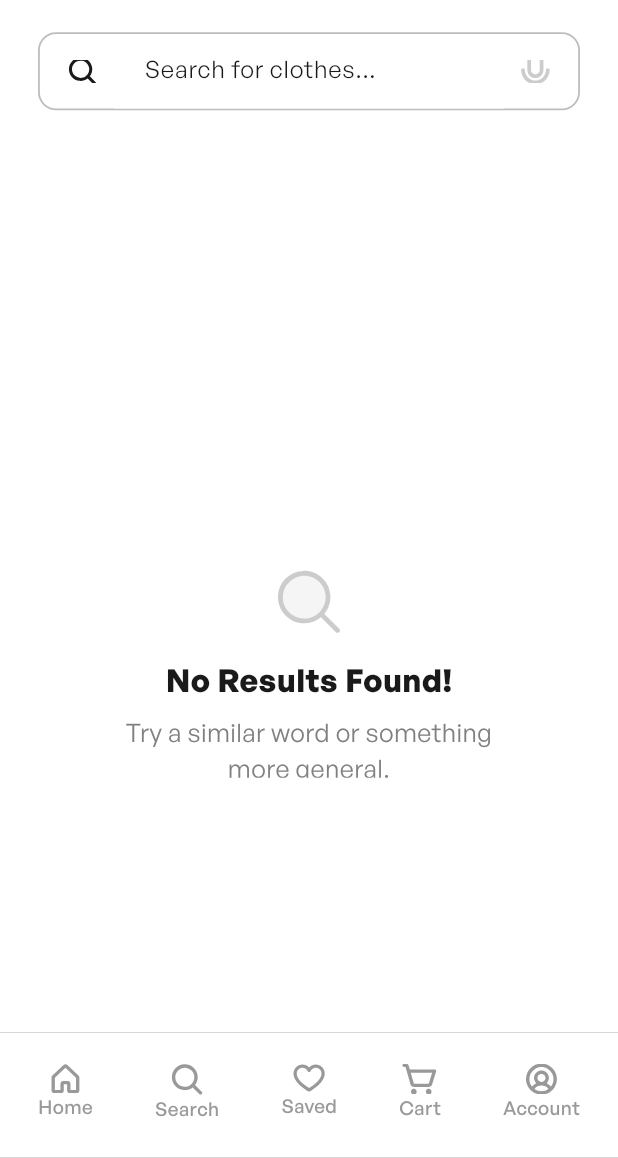
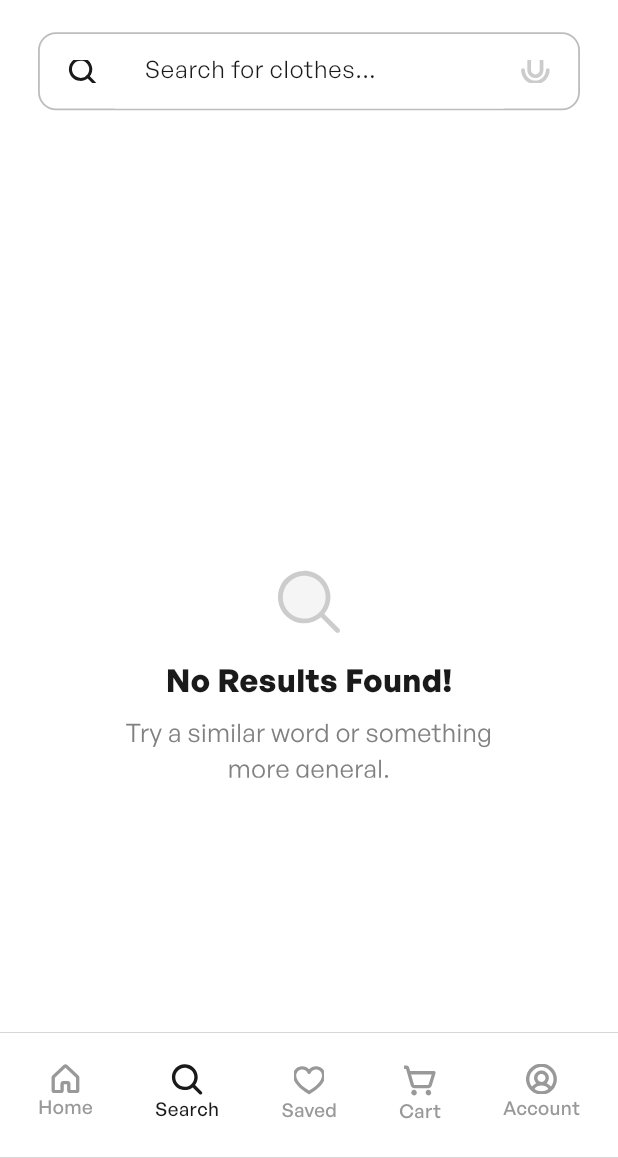
Before and after one commit to Javlonbek000/store-app, a Flutter app: the SearchView screen opened by its route, on a phone screen of 412 x 824 dp, the part 78-1236 px from its top. Run offline on Flutter 3.47's test engine with Material 3 defaults, Android fonts, the phone set to English and light mode, and no system bars; our stand-ins replace cached_network_image, dio, equatable, flutter_bloc, flutter_map, flutter_screenutil and 11 more; accounts and stored records are empty; network calls fail.

Commit message:
home_search_fix

```diff
--- a/lib/features/account/pages/account_view.dart
+++ b/lib/features/account/pages/account_view.dart
@@ -29,10 +29,7 @@ class AccountView extends StatelessWidget {
         ],
         bottom: PreferredSize(
           preferredSize: Size.fromHeight(25),
-          child: Divider(
-            color: AppColors.greyMain,
-            thickness: 1,
-          ),
+          child: Divider(color: AppColors.greyMain, thickness: 1),
         ),
       ),
       body: Column(
@@ -43,19 +40,18 @@ class AccountView extends StatelessWidget {
             title: "My Order",
             callback: () => context.push(Routes.orders),
             imageWidth: 20,
-              imageHeight: 21),
+            imageHeight: 21,
+          ),
           SizedBox(height: 6),
-          Divider(
-            color: AppColors.greySub,
-            thickness: 6,
-          ),
+          Divider(color: AppColors.greySub, thickness: 6),
           SizedBox(height: 6),
           AccountItem(
             image: "assets/icons/my_detail.svg",
             title: "My Details",
             callback: () => context.push(Routes.myDetail),
             imageWidth: 23,
-              imageHeight: 16),
+            imageHeight: 16,
+          ),
           SizedBox(height: 6),
           Padding(
             padding: EdgeInsets.symmetric(horizontal: 24.w),
@@ -70,17 +66,15 @@ class AccountView extends StatelessWidget {
             imageHeight: 15,
           ),
           SizedBox(height: 6),
-          Divider(
-            color: AppColors.greySub,
-            thickness: 6,
-          ),
+          Divider(color: AppColors.greySub, thickness: 6),
           SizedBox(height: 6),
           AccountItem(
             image: ("assets/icons/question_mark.svg"),
             title: "FAQs",
             callback: () => context.push(Routes.faqs),
             imageWidth: 20,
-              imageHeight: 20),
+            imageHeight: 20,
+          ),
           SizedBox(height: 6),
           Padding(
             padding: EdgeInsets.symmetric(horizontal: 24.w),
@@ -92,12 +86,10 @@ class AccountView extends StatelessWidget {
             title: "Help Center",
             callback: () => context.push(Routes.helpCenter),
             imageWidth: 20,
-              imageHeight: 21),
+            imageHeight: 21,
+          ),
           SizedBox(height: 6),
-          Divider(
-            color: AppColors.greySub,
-            thickness: 6,
-          ),
+          Divider(color: AppColors.greySub, thickness: 6),
           SizedBox(height: 6),
           AccountItem(
             image: "assets/icons/logout.svg",
@@ -107,7 +99,8 @@ class AccountView extends StatelessWidget {
               showDialog(
                 context: context,
                 barrierDismissible: false,
-                builder: (context) => Center(
+                builder:
+                    (context) => Center(
                       child: StoreAppDialog(
                         title: "Logout",
                         subTitle: "Are you sure you want to logout?",
@@ -128,7 +121,7 @@ class AccountView extends StatelessWidget {
           ),
         ],
       ),
-      bottomNavigationBar: StoreBottomNavigationBar(),
+      bottomNavigationBar: StoreBottomNavigationBar(select: 5),
     );
   }
 }
--- a/lib/features/common/widgets/store_bottom_navigation_bar.dart
+++ b/lib/features/common/widgets/store_bottom_navigation_bar.dart
@@ -1,15 +1,21 @@
 import 'package:flutter/material.dart';
 import 'package:flutter_screenutil/flutter_screenutil.dart';
-import 'package:flutter_svg/flutter_svg.dart';
 import 'package:go_router/go_router.dart';
 import 'package:store_app/core/routing/routes.dart';
 import 'package:store_app/core/utils/colors.dart';
+import 'package:store_app/features/common/widgets/store_bottom_navigation_bar_item.dart';
 
-class StoreBottomNavigationBar extends StatelessWidget {
-  const StoreBottomNavigationBar({
-    super.key,
-  });
+class StoreBottomNavigationBar extends StatefulWidget {
+  const StoreBottomNavigationBar({super.key, this.select});
 
+  final int? select;
+
+  @override
+  State<StoreBottomNavigationBar> createState() =>
+      _StoreBottomNavigationBarState();
+}
+
+class _StoreBottomNavigationBarState extends State<StoreBottomNavigationBar> {
   @override
   Widget build(BuildContext context) {
     return Container(
@@ -19,10 +25,7 @@ class StoreBottomNavigationBar extends StatelessWidget {
       decoration: BoxDecoration(
         color: AppColors.white,
         border: Border.symmetric(
-          horizontal: BorderSide(
-            width: 0.5.w,
-            color: AppColors.greySub,
-          ),
+          horizontal: BorderSide(width: 0.5.w, color: AppColors.greySub),
         ),
       ),
       child: SizedBox(
@@ -31,127 +34,60 @@ class StoreBottomNavigationBar extends StatelessWidget {
         child: Row(
           mainAxisAlignment: MainAxisAlignment.spaceBetween,
           children: [
-            SizedBox(
-              height: 42.h,
-              child: GestureDetector(
-                onTap: () => context.go(Routes.home),
-                child: Column(
-                  children: [
-                    SvgPicture.asset(
-                      "assets/icons/home.svg",
-                      width: 18.75.w,
-                      height: 19.5.h,
-                      fit: BoxFit.cover,
-                    ),
-                    Text(
-                      "Home",
-                      style: TextStyle(
-                        color: AppColors.grey,
-                        fontSize: 12.sp,
-                        fontWeight: FontWeight.w500,
-                      ),
-                    ),
-                  ],
-                ),
-              ),
+            StoreBottomNavigationBarItem(
+              callback: () => context.go(Routes.home),
+              icon: "assets/icons/home.svg",
+              iconHeight: 19.5,
+              iconWidth: 18.75,
+              title: "Home",
+              titleColor:
+                  widget.select == 1 ? AppColors.blackMain : AppColors.grey,
+              iconColor:
+                  widget.select == 1 ? AppColors.blackMain : AppColors.grey,
             ),
-            SizedBox(
-              height: 42.h,
-              child: GestureDetector(
-                onTap: () => context.go(Routes.search),
-                child: Column(
-                  children: [
-                    SvgPicture.asset(
-                      "assets/icons/search.svg",
-                      width: 20.75.w,
-                      height: 20.75.h,
-                      fit: BoxFit.cover,
-                    ),
-                    Text(
-                      "Search",
-                      style: TextStyle(
-                        color: AppColors.grey,
-                        fontSize: 12.sp,
-                        fontWeight: FontWeight.w500,
-                      ),
-                    ),
-                  ],
-                ),
-              ),
+            StoreBottomNavigationBarItem(
+              callback: () => context.go(Routes.search),
+              icon: "assets/icons/search.svg",
+              iconHeight: 20.75,
+              iconWidth: 20.75,
+              title: "Search",
+              titleColor:
+                  widget.select == 2 ? AppColors.blackMain : AppColors.grey,
+              iconColor:
+                  widget.select == 2 ? AppColors.blackMain : AppColors.grey,
             ),
-            SizedBox(
-              height: 42.h,
-              child: GestureDetector(
-                onTap: () => context.go(Routes.savedItems),
-                child: Column(
-                  children: [
-                    SvgPicture.asset(
-                      "assets/icons/heart.svg",
-                      width: 21.75.w,
-                      height: 18.75.h,
-                      colorFilter:
-                          ColorFilter.mode(AppColors.grey, BlendMode.srcIn),
-                      fit: BoxFit.cover,
-                    ),
-                    Text(
-                      "Saved",
-                      style: TextStyle(
-                        color: AppColors.grey,
-                        fontSize: 12.sp,
-                        fontWeight: FontWeight.w500,
-                      ),
-                    ),
-                  ],
-                ),
-              ),
+            StoreBottomNavigationBarItem(
+              callback: () => context.go(Routes.savedItems),
+              icon: "assets/icons/heart.svg",
+              iconHeight: 21.75,
+              iconWidth: 18.75,
+              title: "Saved",
+              titleColor:
+                  widget.select == 3 ? AppColors.blackMain : AppColors.grey,
+              iconColor:
+                  widget.select == 3 ? AppColors.blackMain : AppColors.grey,
             ),
-            SizedBox(
-              height: 42.h,
-              child: GestureDetector(
-                onTap: () => context.go(Routes.myCart),
-                child: Column(
-                  children: [
-                    SvgPicture.asset(
-                      "assets/icons/cart.svg",
-                      width: 22.13.w,
-                      height: 20.25.h,
-                      fit: BoxFit.cover,
-                    ),
-                    Text(
-                      "Cart",
-                      style: TextStyle(
-                        color: AppColors.grey,
-                        fontSize: 12.sp,
-                        fontWeight: FontWeight.w500,
-                      ),
-                    ),
-                  ],
-                ),
-              ),
+            StoreBottomNavigationBarItem(
+              callback: () => context.go(Routes.myCart),
+              icon: "assets/icons/cart.svg",
+              iconHeight: 22.13,
+              iconWidth: 20.25,
+              title: "Cart",
+              titleColor:
+                  widget.select == 4 ? AppColors.blackMain : AppColors.grey,
+              iconColor:
+                  widget.select == 4 ? AppColors.blackMain : AppColors.grey,
             ),
-            SizedBox(
-              height: 42.h,
-              child: GestureDetector(
-                onTap: () => context.go(Routes.account),
-                child: Column(
-                  children: [
-                    SvgPicture.asset(
-                      "assets/icons/profile.svg",
-                      width: 20.25.w,
-                      height: 20.25.h,
-                      fit: BoxFit.cover,
-                    ),
-                    Text(
-                      "Account",
-                      style: TextStyle(
-                        color: AppColors.grey,
-                        fontSize: 12.sp,
-                        fontWeight: FontWeight.w500,
-                      ),
-                    ),
-                  ],
-                ),
-              ),
+            StoreBottomNavigationBarItem(
+              callback: () => context.go(Routes.account),
+              icon: "assets/icons/profile.svg",
+              iconHeight: 20.25,
+              iconWidth: 20.25,
+              title: "Account",
+              titleColor:
+                  widget.select == 5 ? AppColors.blackMain : AppColors.grey,
+              iconColor:
+                  widget.select == 5 ? AppColors.blackMain : AppColors.grey,
             ),
           ],
         ),
--- /dev/null
+++ b/lib/features/common/widgets/store_bottom_navigation_bar_item.dart
@@ -0,0 +1,50 @@
+import 'package:flutter/material.dart';
+import 'package:flutter_screenutil/flutter_screenutil.dart';
+import 'package:flutter_svg/flutter_svg.dart';
+
+class StoreBottomNavigationBarItem extends StatelessWidget {
+  const StoreBottomNavigationBarItem({
+    super.key,
+    required this.title,
+    required this.icon,
+    required this.iconWidth,
+    required this.iconHeight,
+    required this.callback,
+    required this.iconColor,
+    required this.titleColor,
+  });
+
+  final String title, icon;
+  final double iconWidth, iconHeight;
+  final VoidCallback callback;
+  final Color iconColor, titleColor;
+
+  @override
+  Widget build(BuildContext context) {
+    return SizedBox(
+      height: 42.h,
+      child: GestureDetector(
+        onTap: callback,
+        child: Column(
+          children: [
+            SvgPicture.asset(
+              icon,
+              width: iconWidth.w,
+              height: iconHeight.h,
+              fit: BoxFit.cover,
+              colorFilter: ColorFilter.mode(iconColor, BlendMode.srcIn),
+            ),
+            Text(
+              title,
+              style: TextStyle(
+                color: titleColor,
+                fontSize: 12.sp,
+                fontWeight: FontWeight.w500,
+              ),
+            ),
+          ],
+        ),
+      ),
+    );
+  }
+}
--- a/lib/features/home/pages/home_view.dart
+++ b/lib/features/home/pages/home_view.dart
@@ -27,7 +27,9 @@ class _HomeViewState extends State<HomeView> {
       ),
       body: BlocBuilder<HomeBloc, HomeState>(
         builder: (context, state) {
-          print("${state.status}        aaaaaaaaaaaaaaaaaaaaaaaaaaaaaaaaaaaaaa");
+          print(
+            "${state.status}        aaaaaaaaaaaaaaaaaaaaaaaaaaaaaaaaaaaaaa",
+          );
           if (state.status == HomeStatus.success) {
             return RefreshIndicator(
               color: AppColors.blackMain,
@@ -75,7 +77,7 @@ class _HomeViewState extends State<HomeView> {
           }
         },
       ),
-      bottomNavigationBar: StoreBottomNavigationBar(),
+      bottomNavigationBar: StoreBottomNavigationBar(select: 1),
     );
   }
 }
--- a/lib/features/my_cart/pages/my_cart_view.dart
+++ b/lib/features/my_cart/pages/my_cart_view.dart
@@ -104,7 +104,7 @@ class MyCartView extends StatelessWidget {
             );
           },
         ),
-        bottomNavigationBar: StoreBottomNavigationBar(),
+        bottomNavigationBar: StoreBottomNavigationBar(select: 4),
       ),
     );
   }
--- a/lib/features/saved_items/pages/saved_items_view.dart
+++ b/lib/features/saved_items/pages/saved_items_view.dart
@@ -72,7 +72,7 @@ class SavedItemsView extends StatelessWidget {
             );
           },
         ),
-        bottomNavigationBar: StoreBottomNavigationBar(),
+        bottomNavigationBar: StoreBottomNavigationBar(select: 3),
       ),
     );
   }
--- a/lib/features/search/pages/search_view.dart
+++ b/lib/features/search/pages/search_view.dart
@@ -186,7 +186,7 @@ class _SearchViewState extends State<SearchView> {
           );
         },
       ),
-      bottomNavigationBar: StoreBottomNavigationBar(),
+      bottomNavigationBar: StoreBottomNavigationBar(select: 2),
     );
   }
 }
```
Also changed, not shown: lib/features/address/pages/new_address_map.dart (+0 -13 lines). Lines whose indentation alone changed are shown as unchanged.
